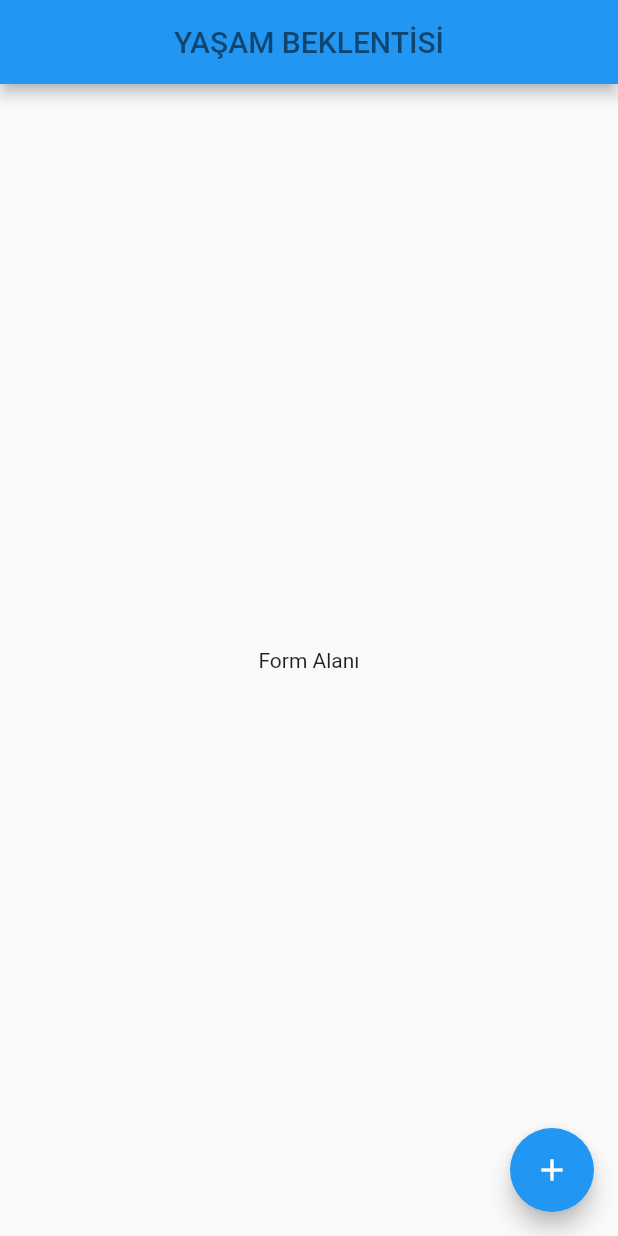
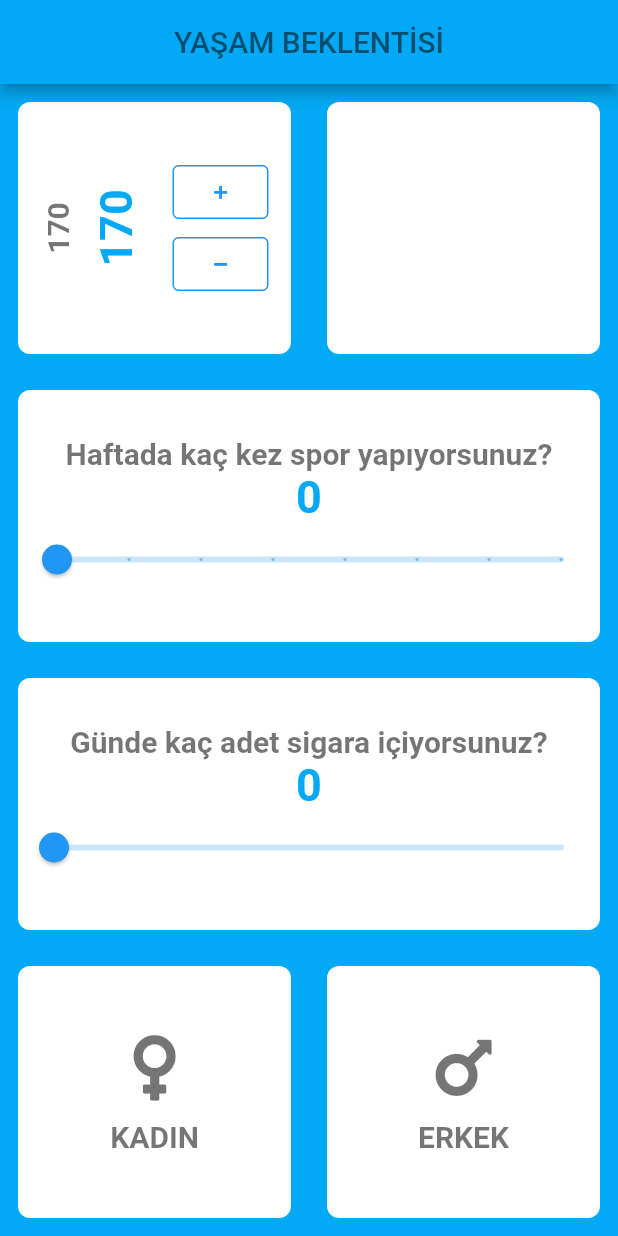
Before and after one commit to cnahmetcn/life_expectancy, a Flutter app: the screen it shows after launch, on a phone screen of 412 x 824 dp. Run offline on Flutter 3.47's test engine with Material 2 defaults, Android fonts, the phone set to English and light mode, and no system bars; our stand-ins replace font_awesome_flutter.

Commit message:
gesture, outline

```diff
--- /dev/null
+++ b/lib/const.dart
@@ -0,0 +1,13 @@
+import 'package:flutter/material.dart';
+
+TextStyle kMetinSitili = TextStyle(
+  color: Colors.black54,
+  fontSize: 20,
+  fontWeight: FontWeight.bold,
+);
+
+TextStyle kSayiiSitili = TextStyle(
+  color: Colors.lightBlue,
+  fontSize: 30,
+  fontWeight: FontWeight.bold,
+);
--- /dev/null
+++ b/lib/gendericon.dart
@@ -0,0 +1,35 @@
+import 'package:flutter/material.dart';
+import 'package:font_awesome_flutter/font_awesome_flutter.dart';
+
+class GenderIcon extends StatelessWidget {
+  final IconData ikon;
+  final String gender;
+
+  GenderIcon({
+    this.ikon = FontAwesomeIcons.android,
+    this.gender = 'Belirtilmedi',
+  });
+
+  @override
+  Widget build(BuildContext context) {
+    return Column(
+      mainAxisAlignment: MainAxisAlignment.center,
+      children: [
+        Icon(
+          ikon,
+          size: 50,
+          color: Colors.black54,
+        ),
+        SizedBox(
+          height: 10,
+        ),
+        Text(gender,
+            style: TextStyle(
+              color: Colors.black54,
+              fontSize: 20,
+              fontWeight: FontWeight.bold,
+            )),
+      ],
+    );
+  }
+}
--- /dev/null
+++ b/lib/input_page.dart
@@ -0,0 +1,197 @@
+import 'package:flutter/material.dart';
+import 'package:font_awesome_flutter/font_awesome_flutter.dart';
+
+import 'const.dart';
+import 'gendericon.dart';
+import 'mywidget.dart';
+
+class InputPage extends StatefulWidget {
+  @override
+  _InputPageState createState() => _InputPageState();
+}
+
+class _InputPageState extends State<InputPage> {
+  String? seciliCinsiyet;
+  double icilenSigara = 0.0;
+  double yapilanSpor = 0.0;
+  int boy = 170;
+  int kilo = 55;
+
+  @override
+  Widget build(BuildContext context) {
+    return Scaffold(
+      appBar: AppBar(
+        title: Text(
+          'YAŞAM BEKLENTİSİ',
+          style: TextStyle(color: Colors.black54),
+        ),
+        centerTitle: true,
+      ),
+      body: Column(
+        crossAxisAlignment: CrossAxisAlignment.stretch,
+        children: [
+          Expanded(
+            child: Row(
+              children: [
+                Expanded(
+                  child: MyContainer(
+                    child: Row(
+                      mainAxisAlignment: MainAxisAlignment.center,
+                      children: [
+                        RotatedBox(
+                          quarterTurns: -1,
+                          child: Text(
+                            '$boy',
+                            style: kMetinSitili,
+                          ),
+                        ),
+                        SizedBox(
+                          width: 10,
+                        ),
+                        RotatedBox(
+                          quarterTurns: -1,
+                          child: Text(
+                            '170',
+                            style: kSayiiSitili,
+                          ),
+                        ),
+                        SizedBox(
+                          width: 20,
+                        ),
+                        Column(
+                          mainAxisAlignment: MainAxisAlignment.center,
+                          children: [
+                            ButtonTheme(
+                              minWidth: 20,
+                              child: OutlinedButton(
+                                style: OutlinedButton.styleFrom(
+                                  side: BorderSide(color: Colors.blue),
+                                ),
+                                onPressed: () {
+                                  print("object");
+                                },
+                                child: Icon(
+                                  FontAwesomeIcons.plus,
+                                  size: 10,
+                                ),
+                              ),
+                            ),
+                            ButtonTheme(
+                              minWidth: 36,
+                              child: OutlinedButton(
+                                style: OutlinedButton.styleFrom(
+                                  side: BorderSide(color: Colors.blue),
+                                ),
+                                onPressed: () {
+                                  print("object");
+                                },
+                                child: Icon(
+                                  FontAwesomeIcons.minus,
+                                  size: 10,
+                                ),
+                              ),
+                            ),
+                          ],
+                        ),
+                      ],
+                    ),
+                  ),
+                ),
+                Expanded(
+                  child: MyContainer(),
+                ),
+              ],
+            ),
+          ),
+          Expanded(
+            child: MyContainer(
+              child: Column(
+                mainAxisAlignment: MainAxisAlignment.center,
+                children: [
+                  Text(
+                    'Haftada kaç kez spor yapıyorsunuz?',
+                    style: kMetinSitili,
+                  ),
+                  Text('${yapilanSpor.round()}', style: kSayiiSitili),
+                  Slider(
+                    min: 0,
+                    max: 7,
+                    divisions: 7,
+                    value: yapilanSpor,
+                    onChanged: (double newValue) {
+                      setState(() {
+                        yapilanSpor = newValue;
+                      });
+                    },
+                  ),
+                ],
+              ),
+            ),
+          ),
+          Expanded(
+            child: MyContainer(
+              child: Column(
+                mainAxisAlignment: MainAxisAlignment.center,
+                children: [
+                  Text(
+                    'Günde kaç adet sigara içiyorsunuz?',
+                    style: kMetinSitili,
+                  ),
+                  Text('${icilenSigara.round()}', style: kSayiiSitili),
+                  Slider(
+                    min: 0,
+                    max: 30,
+                    value: icilenSigara,
+                    onChanged: (double newValue) {
+                      setState(() {
+                        icilenSigara = newValue;
+                      });
+                    },
+                  ),
+                ],
+              ),
+            ),
+          ),
+          Expanded(
+            child: Row(
+              children: [
+                Expanded(
+                  child: MyContainer(
+                    onPress: () {
+                      setState(() {
+                        seciliCinsiyet = 'KADIN';
+                      });
+                    },
+                    renk: seciliCinsiyet == 'KADIN'
+                        ? Colors.lightBlue[100]
+                        : Colors.white,
+                    child: GenderIcon(
+                      gender: 'KADIN',
+                      ikon: FontAwesomeIcons.venus,
+                    ),
+                  ),
+                ),
+                Expanded(
+                  child: MyContainer(
+                    onPress: () {
+                      setState(() {
+                        seciliCinsiyet = 'ERKEK';
+                      });
+                    },
+                    renk: seciliCinsiyet == 'ERKEK'
+                        ? Colors.lightBlue[100]
+                        : Colors.white,
+                    child: GenderIcon(
+                      gender: 'ERKEK',
+                      ikon: FontAwesomeIcons.mars,
+                    ),
+                  ),
+                ),
+              ],
+            ),
+          ),
+        ],
+      ),
+    );
+  }
+}
--- a/lib/main.dart
+++ b/lib/main.dart
@@ -1,4 +1,6 @@
 import 'package:flutter/material.dart';
+
+import 'input_page.dart';
 
 void main() {
   runApp(MyApp());
@@ -8,34 +10,11 @@ class MyApp extends StatelessWidget {
   @override
   Widget build(BuildContext context) {
     return MaterialApp(
+      theme: ThemeData(
+        scaffoldBackgroundColor: Colors.lightBlue,
+        primaryColor: Colors.lightBlue,
+      ),
       home: InputPage(),
     );
   }
 }
-
-class InputPage extends StatefulWidget {
-  @override
-  _InputPageState createState() => _InputPageState();
-}
-
-class _InputPageState extends State<InputPage> {
-  @override
-  Widget build(BuildContext context) {
-    return Scaffold(
-      appBar: AppBar(
-        title: Text(
-              'YAŞAM BEKLENTİSİ',
-              style: TextStyle(color: Colors.black54),
-            ),
-            centerTitle: true,
-      ),
-      body: Center(
-        child: Text('Form Alanı'),
-      ),
-      floatingActionButton: FloatingActionButton(
-        onPressed: (){},
-        child: Icon(Icons.add),
-      ),
-    );
-  }
-}
--- /dev/null
+++ b/lib/mywidget.dart
@@ -0,0 +1,23 @@
+import 'package:flutter/material.dart';
+
+class MyContainer extends StatelessWidget {
+  final Color? renk;
+  final Widget? child;
+  final Function()? onPress;
+  MyContainer({this.renk = Colors.white, this.child, this.onPress});
+
+  @override
+  Widget build(BuildContext context) {
+    return GestureDetector(
+      onTap: onPress,
+      child: Container(
+        child: child,
+        margin: EdgeInsets.all(12),
+        decoration: BoxDecoration(
+          borderRadius: BorderRadius.circular(8),
+          color: renk,
+        ),
+      ),
+    );
+  }
+}
--- a/pubspec.yaml
+++ b/pubspec.yaml
@@ -3,7 +3,7 @@ description: A new Flutter project.
 
 # The following line prevents the package from being accidentally published to
 # pub.dev using `pub publish`. This is preferred for private packages.
-publish_to: 'none' # Remove this line if you wish to publish to pub.dev
+publish_to: "none" # Remove this line if you wish to publish to pub.dev
 
 # The following defines the version and build number for your application.
 # A version number is three numbers separated by dots, like 1.2.43
@@ -23,7 +23,7 @@ environment:
 dependencies:
   flutter:
     sdk: flutter
-
+  font_awesome_flutter: ^9.1.0
 
   # The following adds the Cupertino Icons font to your application.
   # Use with the CupertinoIcons class for iOS style icons.
@@ -38,7 +38,6 @@ dev_dependencies:
 
 # The following section is specific to Flutter.
 flutter:
-
   # The following line ensures that the Material Icons font is
   # included with your application, so that you can use the icons in
   # the material Icons class.
```
Also changed, not shown: pubspec.lock, 1 other file.
